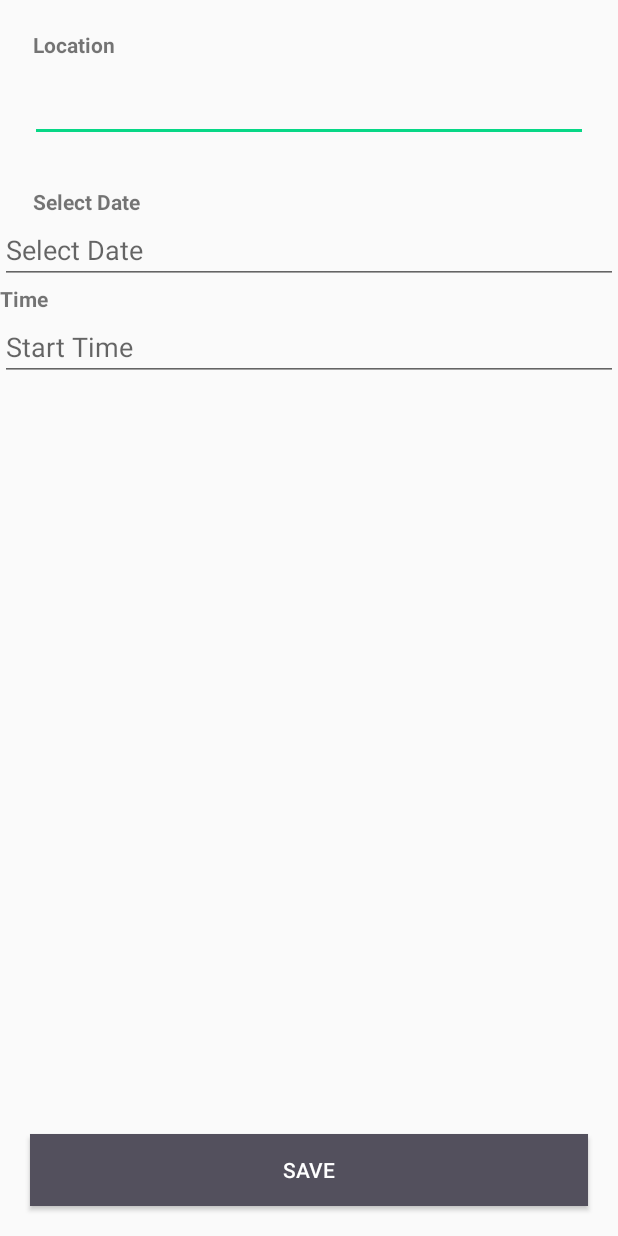
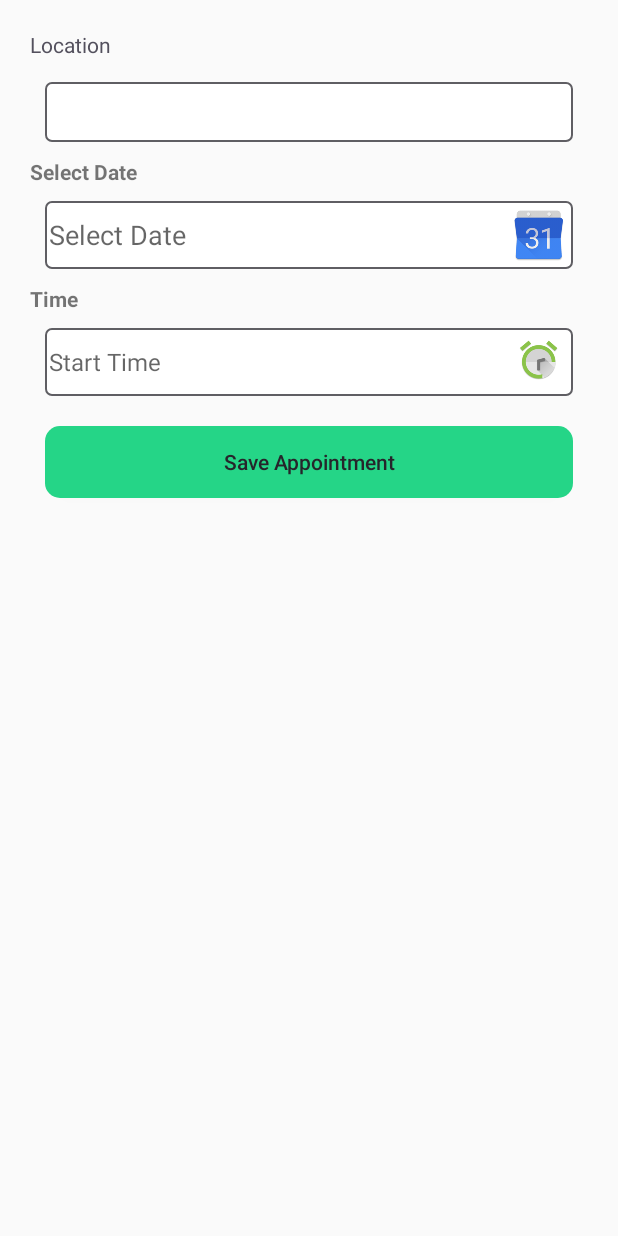
Before and after one commit to Thiruclassic/FT03-Medipal-Application, an Android app: the layout fragment_appointment.xml on its own in the app's theme, with its tools: preview values and no code run, on a phone screen of 412 x 824 dp. Run offline under Robolectric (Android 15) with nearby library versions, the phone set to English and light mode, and no system bars.

Commit message:
Sree:Appointment design changes

```diff
--- a/app/src/main/res/layout/fragment_appointment.xml
+++ b/app/src/main/res/layout/fragment_appointment.xml
@@ -1,120 +1,113 @@
 <?xml version="1.0" encoding="utf-8"?>
-<RelativeLayout
-    xmlns:android="http://schemas.android.com/apk/res/android"
+<RelativeLayout xmlns:android="http://schemas.android.com/apk/res/android"
+    xmlns:app="http://schemas.android.com/apk/res-auto"
     xmlns:tools="http://schemas.android.com/tools"
-    android:layout_width="match_parent"
+    android:layout_width="wrap_content"
     android:layout_height="match_parent"
+    android:padding="20dp"
     tools:context="iss.medipal.ui.fragments.AppointmentFragment">
 
-    <!--for adding custom toolbar -->
-
-   <!-- <android.support.design.widget.AppBarLayout
-        android:layout_width="match_parent"
-        android:layout_height="wrap_content"
-        android:theme="@style/AppTheme.AppBarOverlay">
-
-        <android.support.v7.widget.Toolbar
-            android:id="@+id/toolbar"
-            android:layout_width="match_parent"
-            android:layout_height="?attr/actionBarSize"
-            android:background="?attr/colorPrimary"
-            app:popupTheme="@style/AppTheme.PopupOverlay" />
-
-    </android.support.design.widget.AppBarLayout>-->
     <ScrollView
         android:layout_width="match_parent"
-        android:layout_height="wrap_content">
-        <RelativeLayout
+        android:layout_height="match_parent">
+
+        <LinearLayout
             android:layout_width="match_parent"
-            android:layout_height="wrap_content"
-            android:id="@+id/loc_appointment"
-            >
+            android:layout_height="match_parent"
+            android:orientation="vertical">
+
             <TextView
+                android:id="@+id/cd4_title_text"
                 android:layout_width="match_parent"
                 android:layout_height="wrap_content"
+                android:layout_below="@+id/score_prompt_text"
+                android:paddingBottom="@dimen/padding_generic_low"
                 android:text="@string/location"
-                android:layout_marginLeft="22dp"
-                android:layout_marginStart="22dp"
-                android:layout_marginTop="20dp"
-                android:id="@+id/tv_member"
-                android:textStyle="bold"
-                />
-            <!--android:inputType="textMultiLine"-->
+                android:textColor="@color/colorPrimary"
+                android:textSize="@dimen/text_size_normal" />
+
             <EditText
+                android:id="@+id/et_location"
                 android:ems="10"
-                android:id="@+id/editTodo"
-                android:layout_below="@id/tv_member"
+                android:layout_width="match_parent"
+                android:layout_height="40dp"
+                android:layout_gravity="center"
+                android:layout_margin="10dp"
+                android:background="@drawable/cylinder_border"/>
+
+            <TextView
+                android:id="@+id/tv_appdate"
+                android:layout_width="match_parent"
+                android:layout_height="match_parent"
+                android:layout_gravity="center"
+                android:text="@string/date_select"
+                android:textStyle="bold" />
+<!--
+            <EditText
+                android:id="@+id/et_appdate"
                 android:layout_width="match_parent"
                 android:layout_height="wrap_content"
-                android:layout_marginStart="20dp"
-                android:layout_marginLeft="20dp"
-                android:layout_marginRight="20dp"
-                android:layout_marginEnd="20dp"
-                android:layout_marginTop="10dp"
-                android:layout_alignParentLeft="true"
-                android:layout_alignParentStart="true"
-                android:layout_alignParentRight="true"
-                android:layout_alignParentEnd="true"
-                />
-            <RelativeLayout
+                android:layout_below="@id/tv_appdate"
+                android:layout_gravity="center"
+                android:layout_margin="10dp"
+                android:background="@drawable/cylinder_border"
+                android:focusable="false"
+                android:hint="@string/date_select"
+                android:inputType="date" />-->
+            <EditText
+                android:id="@+id/et_appdate"
+                android:layout_width="match_parent"
+                android:layout_height="match_parent"
+                android:layout_gravity="center"
+                android:layout_margin="10dp"
+                android:background="@drawable/cylinder_border"
+                android:drawableRight="@drawable/cal2"
+                android:hint="@string/date_select"
+                android:inputType="none" />
+
+            <TextView
+                android:id="@+id/tv_appTime"
                 android:layout_width="match_parent"
                 android:layout_height="wrap_content"
-                android:layout_below="@id/editTodo">
-                <TextView
-                    android:layout_width="match_parent"
-                    android:layout_height="wrap_content"
-                    android:id="@+id/tv_date"
-                    android:text="@string/date_select"
-                    android:textStyle="bold"
-                    android:layout_marginLeft="22dp"
-                    android:layout_marginStart="22dp"
-                    android:layout_marginTop="30dp"
-                    android:layout_alignParentLeft="true"
-                    android:layout_alignParentStart="true"/>
-                <EditText
-                    android:id="@+id/et_select_date"
-                    android:layout_width="wrap_content"
-                    android:layout_height="wrap_content"
-                    android:hint="@string/date_select"
-                    android:layout_below="@id/tv_date"
-                    android:layout_alignParentLeft="true"
-                    android:layout_alignParentStart="true"
-                    android:layout_alignParentRight="true"
-                    android:layout_alignParentEnd="true"
-                    android:inputType="date"
-                    android:focusable="false"/>
-                <TextView
-                    android:layout_width="match_parent"
-                    android:layout_height="wrap_content"
-                    android:id="@+id/tv_stTime"
-                    android:text="@string/date_time_select"
-                    android:textStyle="bold"
-                    android:layout_below="@id/et_select_date"
-                    />
-                <EditText
-                    android:id="@+id/et_select_strt_time"
-                    android:layout_width="wrap_content"
-                    android:layout_height="wrap_content"
-                    android:hint="@string/strt_time_select"
-                    android:layout_alignParentLeft="true"
-                    android:layout_alignParentStart="true"
-                    android:layout_alignParentRight="true"
-                    android:layout_alignParentEnd="true"
-                    android:focusable="false"
-                    android:inputType="datetime"
-                    android:layout_below="@id/tv_stTime"/>
-            </RelativeLayout>
-        </RelativeLayout>
+                android:layout_below="@id/et_appdate"
+                android:text="@string/date_time_select"
+                android:textStyle="bold" />
+
+            <EditText
+                android:id="@+id/et_appTime"
+                android:layout_width="match_parent"
+                android:layout_height="wrap_content"
+                android:layout_below="@id/tv_appTime"
+                android:layout_margin="10dp"
+                android:textSize="16sp"
+                android:background="@drawable/cylinder_border"
+                android:drawableRight="@drawable/clock3"
+                android:focusable="false"
+                android:hint="@string/strt_time_select"
+                android:inputType="datetime" />
+            <!--     <Button
+                     android:id="@+id/saveApp"
+                     android:layout_height="match_parent"
+                     android:layout_width="390dp"
+                     android:layout_margin="10dp"
+                     android:text="@string/save"
+                     android:textColor="@android:color/white" />-->
+
+            <Button
+                android:id="@+id/saveApp"
+                android:layout_width="match_parent"
+                android:layout_height="match_parent"
+                android:layout_gravity="center"
+                android:layout_margin="10dp"
+                android:layout_marginBottom="@dimen/margin_generic_med"
+                android:background="@drawable/green_button_selector"
+                android:text="Save Appointment"
+                android:textAllCaps="false"
+                android:textColor="@color/colorPrimaryDark"
+                android:textSize="14sp"
+                app:font="LB" />
+
+        </LinearLayout>
     </ScrollView>
-    <Button
-        android:id="@+id/btn_save"
-        android:layout_width="match_parent"
-        android:layout_height="wrap_content"
-        android:layout_alignParentBottom="true"
-        android:layout_margin="20dp"
-        android:background="@color/colorPrimary"
-        android:text="@string/save"
-        android:textColor="@android:color/white"
-        />
 
 </RelativeLayout>
```
Also changed, not shown: app/src/main/res/drawable-ldpi/calendar.png (added).
